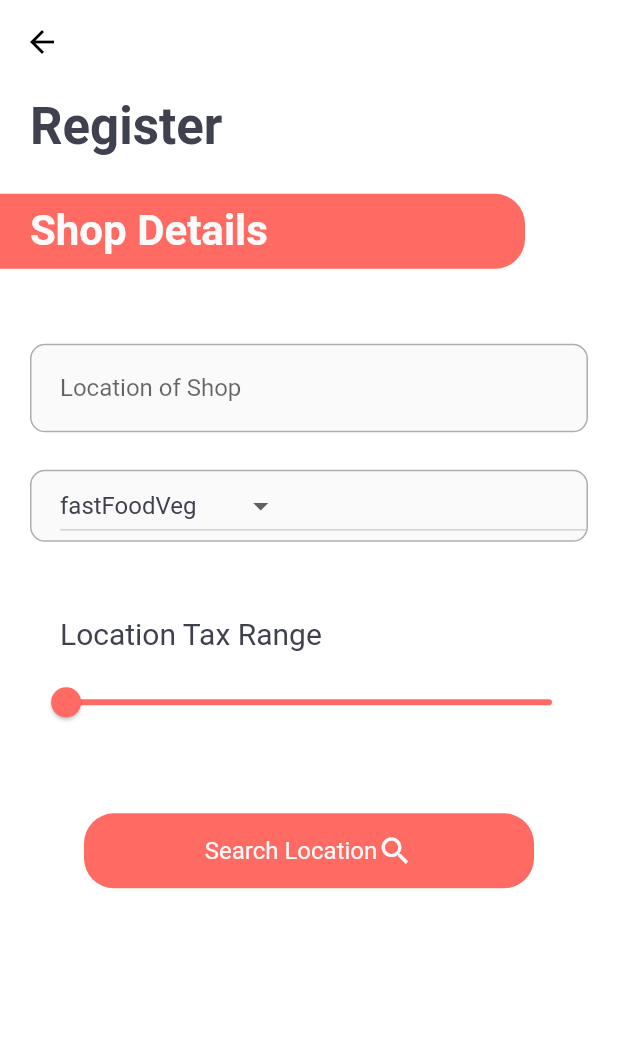
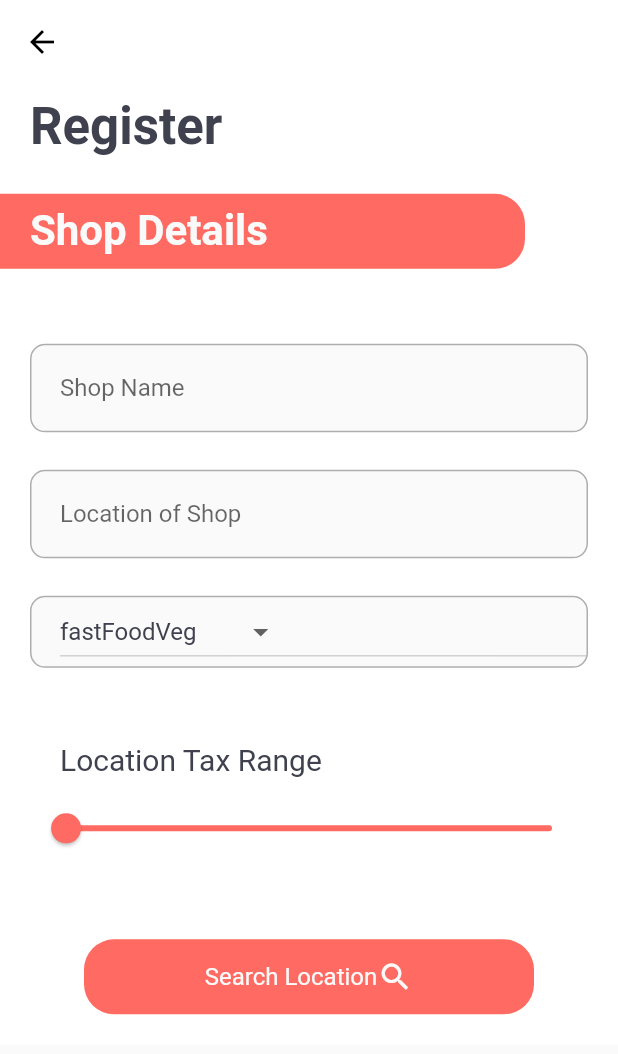
Before and after one commit to Krishanadave671/SIH-vendo, a Flutter app: the SpaceAllocation screen opened by its route, on a phone screen of 412 x 824 dp. Shown: the top 1054 px of the screen. Run offline on Flutter 3.47's test engine with Material 2 defaults, Android fonts, the phone set to English and light mode, and no system bars; our stand-ins replace animated_splash_screen, calendar_date_picker2, camera, carousel_slider, dio, file_picker and 7 more; missing offline and left inert: passwordfield, place_picker, qr_code_scanner, translator; accounts and stored records are empty; network calls fail.

Commit message:
registration done

```diff
--- a/App/vendo/lib/main.dart
+++ b/App/vendo/lib/main.dart
@@ -41,6 +41,6 @@ class _MyAppState extends ConsumerState<MyApp> {
     return const MaterialApp(
         debugShowCheckedModeBanner: false,
         onGenerateRoute: generateRoute,
-        initialRoute: Routes.whereTo);
+        initialRoute: Routes.registerView);
   }
 }
--- a/App/vendo/lib/models/vendorDetailsModel/vendor_details.dart
+++ b/App/vendo/lib/models/vendorDetailsModel/vendor_details.dart
@@ -35,6 +35,7 @@ class VendorModel {
   String vendorCategory;
   String shopCity;
   String shopName;
+  List<dynamic> schemeList;
   VendorModel({
     required this.vendorId,
     required this.name,
@@ -64,6 +65,7 @@ class VendorModel {
     required this.vendorCategory,
     required this.shopCity,
     required this.shopName,
+    required this.schemeList,
   });
 
   factory VendorModel.fromJson(Map<String, dynamic> json) =>
--- a/App/vendo/lib/providers/vendor_detailsprovider.dart
+++ b/App/vendo/lib/providers/vendor_detailsprovider.dart
@@ -34,7 +34,8 @@ class VendorNotifier extends StateNotifier<VendorModel> {
               shopLocationLong: 0,
               vendorCategory: '',
               shopCity: '',
-              shopName: ''),
+              shopName: '',
+              schemeList: []),
         );
 
   void loginVendor(VendorModel model) {
--- a/App/vendo/lib/screens/registration/register_view.dart
+++ b/App/vendo/lib/screens/registration/register_view.dart
@@ -368,7 +368,7 @@ class _RegisterViewState extends ConsumerState<RegisterView> {
                   : _validate = false;
               _dob.toString().isEmpty ? _validate = true : _validate = false;
             });
-            RegExp contact = RegExp('r^[1-9]{1}[0-9]{9}');
+            RegExp contact = RegExp(r'[1-9]{1}[0-9]{9}');
             if (_validate == false && contact.hasMatch(_phoneNo) == true) {
               uploadVendorData();
               Navigator.of(context).pushNamed(Routes.nationalityEvidence);
--- a/App/vendo/lib/screens/registration/space_allocation.dart
+++ b/App/vendo/lib/screens/registration/space_allocation.dart
@@ -27,6 +27,7 @@ final dropDownProvider = StateProvider<String>((ref) {
 });
 
 String location = '';
+bool _validate = false;
 
 final locationProvider = StateProvider((ref) {
   return location;
@@ -34,7 +35,7 @@ final locationProvider = StateProvider((ref) {
 
 class _SpaceAllocationState extends ConsumerState<SpaceAllocation> {
   double _sliderTaxValue = 20;
-
+  String _name = '';
   String shopCity = '';
 
   void showPlacePicker() async {
@@ -58,9 +59,10 @@ class _SpaceAllocationState extends ConsumerState<SpaceAllocation> {
     vendordata.vendorCategory = vendorCategory;
     vendordata.shopCity = shopCity;
     vendordata.creditScore = _sliderTaxValue;
+    vendordata.shopName = _name;
 
     log(vendordata.toJson().toString());
-    print(" $vendorCategory , $_sliderTaxValue ");
+    print(" $shopCity ,$vendorCategory , $_sliderTaxValue ");
   }
 
   @override
@@ -82,7 +84,8 @@ class _SpaceAllocationState extends ConsumerState<SpaceAllocation> {
               Navigator.of(context).pop();
             }),
       ),
-      body: Container(
+      body: SingleChildScrollView(
+        child: Container(
           color: Colors.white,
           child: Padding(
             padding: EdgeInsets.only(
@@ -111,8 +114,8 @@ class _SpaceAllocationState extends ConsumerState<SpaceAllocation> {
                           bottomEnd: Radius.circular(20)),
                     ),
                     child: Padding(
-                    padding:
-                        const EdgeInsets.only(top: 8.0, right: 8.0, bottom: 8),
+                      padding: const EdgeInsets.only(
+                          top: 8.0, right: 8.0, bottom: 8),
                       child: Padding(
                         padding: const EdgeInsets.only(left: 20),
                         child: AppText.headingTwo(
@@ -130,6 +133,26 @@ class _SpaceAllocationState extends ConsumerState<SpaceAllocation> {
                     mainAxisAlignment: MainAxisAlignment.start,
                     crossAxisAlignment: CrossAxisAlignment.start,
                     children: [
+                      DecoratedBox(
+                        decoration: borderBoxOutline,
+                        child: Padding(
+                          padding: const EdgeInsets.only(left: 20),
+                          child: TextField(
+                            keyboardType: TextInputType.name,
+                            onChanged: ((value) {
+                              _name = value;
+                            }),
+                            decoration: InputDecoration(
+                              border: InputBorder.none,
+                              labelText: 'Shop Name',
+                              hintText: 'Enter Shop Name',
+                              errorText:
+                                  _validate ? 'Value Can\'t Be Empty' : null,
+                            ),
+                          ),
+                        ),
+                      ),
+                      verticalSpaceMedium,
                       DecoratedBox(
                         decoration: borderBoxOutline,
                         child: Padding(
@@ -247,6 +270,7 @@ class _SpaceAllocationState extends ConsumerState<SpaceAllocation> {
             ),
           ),
         ),
+      ),
     );
   }
 }
--- a/App/vendo/lib/screens/write_Complaints_screen/complaint_list_tile.dart
+++ b/App/vendo/lib/screens/write_Complaints_screen/complaint_list_tile.dart
@@ -33,7 +33,7 @@ class ComplaintListTile extends StatelessWidget {
                     const SizedBox(
                       width: 10,
                     ),
-                    AppText.containerText(model.complaintType.toString()),
+                    AppText.containerText(model.complaintType[0]),
                   ],
                 ),
                 verticalSpaceMedium,
```
Also changed, not shown: App/vendo/lib/screens/registration/vending_zone_view.dart (+6 -1 lines), App/vendo/lib/models/vendorDetailsModel/vendor_details.g.dart. Lines whose indentation alone changed are shown as unchanged.
